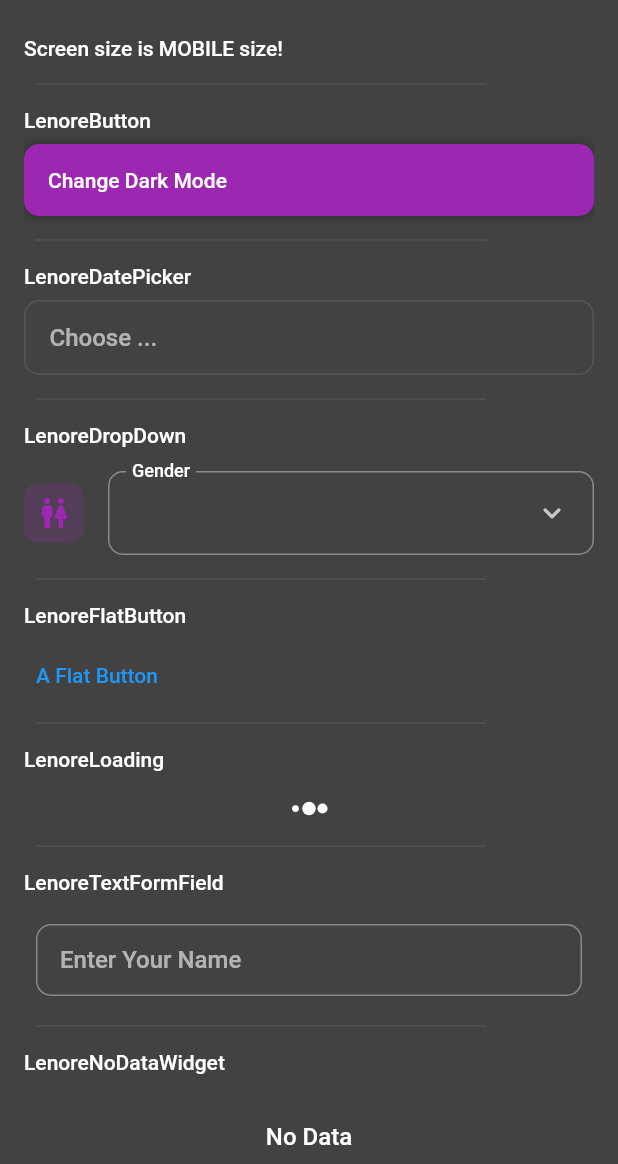
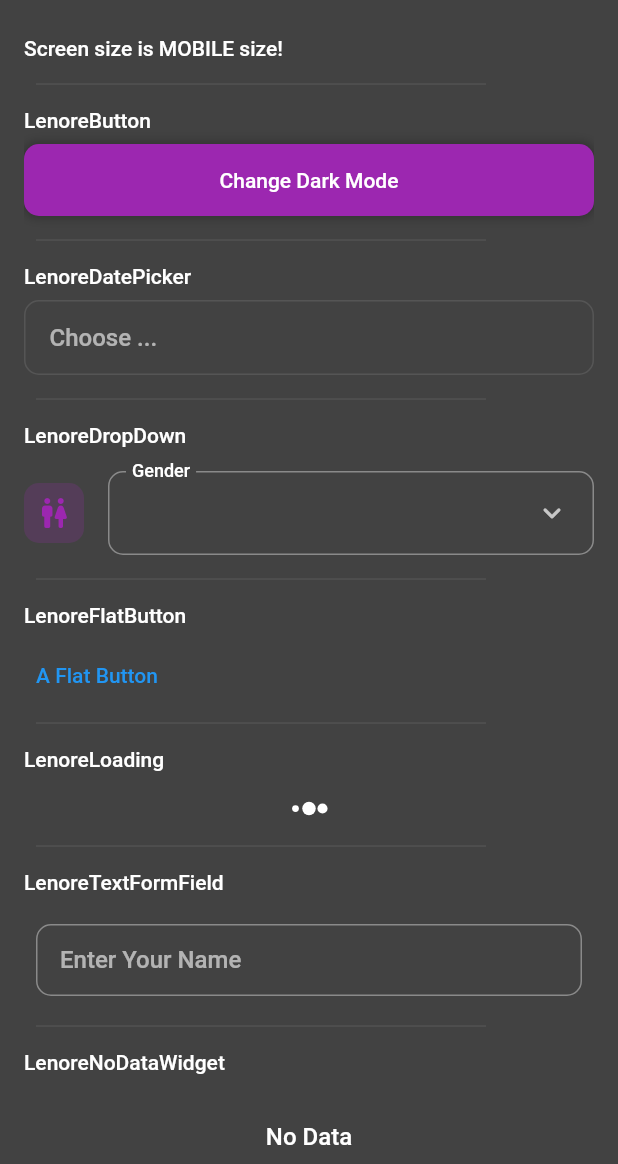
Before and after one commit to lenoreteam/lenore_ui, a Flutter app: the screen it shows after launch, on a phone screen of 412 x 824 dp, the part 72-1236 px from its top. Run offline on Flutter 3.47's test engine with Material 2 defaults, Android fonts, the phone set to English and light mode, and no system bars; our stand-ins replace flutter_spinkit.

Commit message:
add color,textAlignment, boxShadow to LenoreButton

```diff
--- a/lib/src/widgets/LenoreButton.dart
+++ b/lib/src/widgets/LenoreButton.dart
@@ -8,14 +8,20 @@ class LenoreButton extends StatelessWidget {
   final Function()? onPressed;
   final IconData? icon;
   final bool isLoading;
+  final Alignment textAlignment;
+  final Color? backgroundColor;
+  final List<BoxShadow>? boxShadow;
 
-  LenoreButton(
-      {Key? key,
+  LenoreButton({
+    Key? key,
     required this.caption,
     this.onPressed,
     this.icon,
-      this.isLoading = false})
-      : super(key: key);
+    this.isLoading = false,
+    this.textAlignment = Alignment.center,
+    this.backgroundColor,
+    this.boxShadow,
+  }) : super(key: key);
 
   @override
   Widget build(BuildContext context) {
@@ -23,15 +29,17 @@ class LenoreButton extends StatelessWidget {
       onTap: this.onPressed,
       child: Container(
         decoration: BoxDecoration(
-            color: Theme.of(context).primaryColor,
+            color: backgroundColor ?? Theme.of(context).primaryColor,
             borderRadius: BorderRadius.circular(10),
-            boxShadow: [
+            boxShadow: boxShadow ??
+                [
                   BoxShadow(
                       color: Theme.of(context).shadowColor,
                       blurRadius: 5,
                       spreadRadius: 1)
                 ]),
         padding: EdgeInsets.symmetric(horizontal: 16, vertical: 16),
+        alignment: textAlignment,
         child: this.isLoading
             ? Container(
                 child: LenoreLoading(),
--- a/pubspec.yaml
+++ b/pubspec.yaml
@@ -12,6 +12,7 @@ dependencies:
     sdk: flutter
   flutter_spinkit: ^5.1.0
   intl: ^0.17.0
+  jalali_calendar: ^1.0.4
   provider: ^6.0.1
 
 dev_dependencies:
```
Also changed, not shown: example/pubspec.lock, pubspec.lock. Lines whose indentation alone changed are shown as unchanged.
